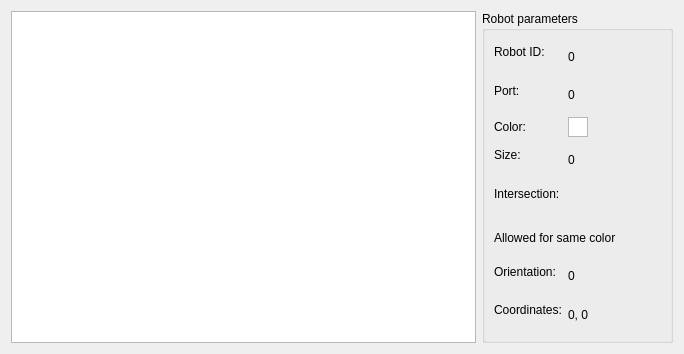
The window that robotwindow.ui (SmirnoffYM/AI-simulator) describes before a commit, drawn with Qt 5.
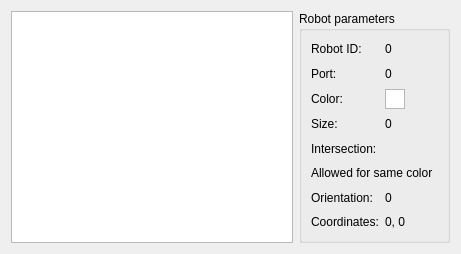
The same window after the commit.

Commit message: Added auto-fullscreen and moved robot windows in different places

```diff
--- a/robotwindow.ui
+++ b/robotwindow.ui
@@ -9,20 +9,20 @@
    <rect>
     <x>0</x>
     <y>0</y>
-    <width>684</width>
-    <height>354</height>
+    <width>461</width>
+    <height>254</height>
    </rect>
   </property>
   <property name="minimumSize">
    <size>
-    <width>684</width>
-    <height>354</height>
+    <width>461</width>
+    <height>254</height>
    </size>
   </property>
   <property name="maximumSize">
    <size>
-    <width>684</width>
-    <height>354</height>
+    <width>461</width>
+    <height>254</height>
    </size>
   </property>
   <property name="windowTitle">
@@ -36,13 +36,13 @@
     <widget class="QGroupBox" name="statsGroupBox">
      <property name="minimumSize">
       <size>
-       <width>191</width>
+       <width>151</width>
        <height>217</height>
       </size>
      </property>
      <property name="maximumSize">
       <size>
-       <width>191</width>
+       <width>151</width>
        <height>16777215</height>
       </size>
      </property>
```
The commit also changes 5 other files.
